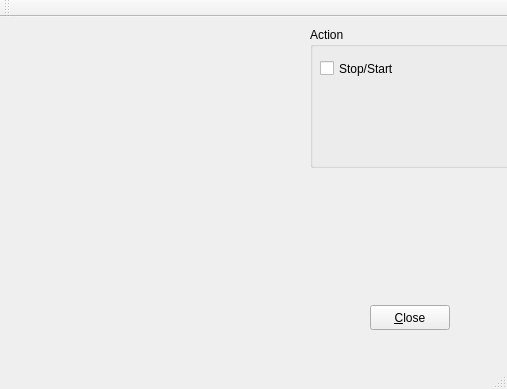
Qt form mainwindow.ui (kavasteah23/TestOpenGL) before a commit.
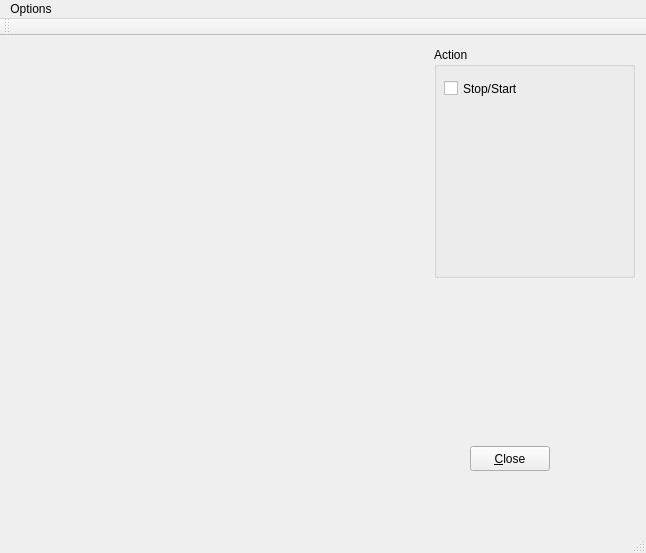
The same form after that commit. Custom widgets are drawn as their Qt base class.

Diff of the .ui file:
```diff
--- a/mainwindow.ui
+++ b/mainwindow.ui
@@ -6,8 +6,8 @@
    <rect>
     <x>0</x>
     <y>0</y>
-    <width>507</width>
-    <height>389</height>
+    <width>646</width>
+    <height>553</height>
    </rect>
   </property>
   <property name="windowTitle">
@@ -19,8 +19,8 @@
      <rect>
       <x>9</x>
       <y>9</y>
-      <width>291</width>
-      <height>301</height>
+      <width>417</width>
+      <height>474</height>
      </rect>
     </property>
     <property name="sizePolicy">
@@ -33,8 +33,8 @@
    <widget class="QPushButton" name="pushButton">
     <property name="geometry">
      <rect>
-      <x>370</x>
-      <y>288</y>
+      <x>470</x>
+      <y>410</y>
       <width>80</width>
       <height>25</height>
      </rect>
@@ -46,11 +46,23 @@
    <widget class="QGroupBox" name="groupBox">
     <property name="geometry">
      <rect>
-      <x>310</x>
-      <y>10</y>
+      <x>434</x>
+      <y>11</y>
+      <width>201</width>
+      <height>231</height>
+     </rect>
+    </property>
+    <property name="minimumSize">
+     <size>
       <width>201</width>
       <height>141</height>
-     </rect>
+     </size>
+    </property>
+    <property name="maximumSize">
+     <size>
+      <width>20000</width>
+      <height>20000</height>
+     </size>
     </property>
     <property name="title">
      <string>Action</string>
@@ -74,7 +86,7 @@
       <bool>false</bool>
      </property>
     </widget>
-    <widget class="QWidget" name="">
+    <widget class="QWidget" name="layoutWidget">
      <property name="geometry">
       <rect>
        <x>10</x>
@@ -100,7 +112,7 @@
       </item>
      </layout>
     </widget>
-    <widget class="QWidget" name="">
+    <widget class="QWidget" name="layoutWidget">
      <property name="geometry">
       <rect>
        <x>10</x>
@@ -126,7 +138,7 @@
       </item>
      </layout>
     </widget>
-    <widget class="QWidget" name="">
+    <widget class="QWidget" name="layoutWidget">
      <property name="geometry">
       <rect>
        <x>10</x>
@@ -159,10 +171,17 @@
     <rect>
      <x>0</x>
      <y>0</y>
-     <width>507</width>
+     <width>646</width>
      <height>22</height>
     </rect>
    </property>
+   <widget class="QMenu" name="menuOptions">
+    <property name="title">
+     <string>Options</string>
+    </property>
+    <addaction name="actionSettings"/>
+   </widget>
+   <addaction name="menuOptions"/>
   </widget>
   <widget class="QToolBar" name="mainToolBar">
    <attribute name="toolBarArea">
```
Left out of the diff: 5 changed lines with no effect on the pictures.
